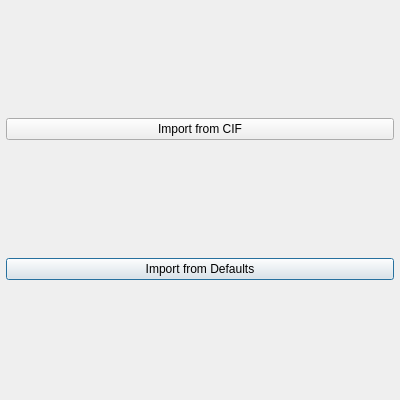
Above: hexrdgui/resources/ui/material_list_editor.ui from HEXRD/hexrdgui before the change. Below: the same form after it.
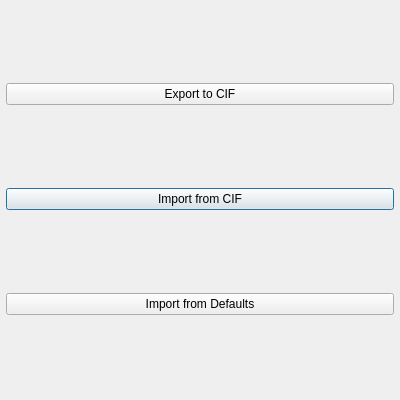
That is the form after the change.

```diff
--- a/hexrdgui/resources/ui/material_list_editor.ui
+++ b/hexrdgui/resources/ui/material_list_editor.ui
@@ -27,22 +27,29 @@
     <number>6</number>
    </property>
    <item row="2" column="0">
-    <widget class="QPushButton" name="import_from_defaults">
-     <property name="text">
-      <string>Import from Defaults</string>
-     </property>
-    </widget>
-   </item>
-   <item row="1" column="0">
     <widget class="QPushButton" name="import_from_cif">
      <property name="text">
       <string>Import from CIF</string>
      </property>
     </widget>
    </item>
+   <item row="3" column="0">
+    <widget class="QPushButton" name="import_from_defaults">
+     <property name="text">
+      <string>Import from Defaults</string>
+     </property>
+    </widget>
+   </item>
    <item row="0" column="0">
     <layout class="QVBoxLayout" name="list_editor_layout"/>
    </item>
+   <item row="1" column="0">
+    <widget class="QPushButton" name="export_to_cif">
+     <property name="text">
+      <string>Export to CIF</string>
+     </property>
+    </widget>
+   </item>
   </layout>
  </widget>
  <tabstops>
```
